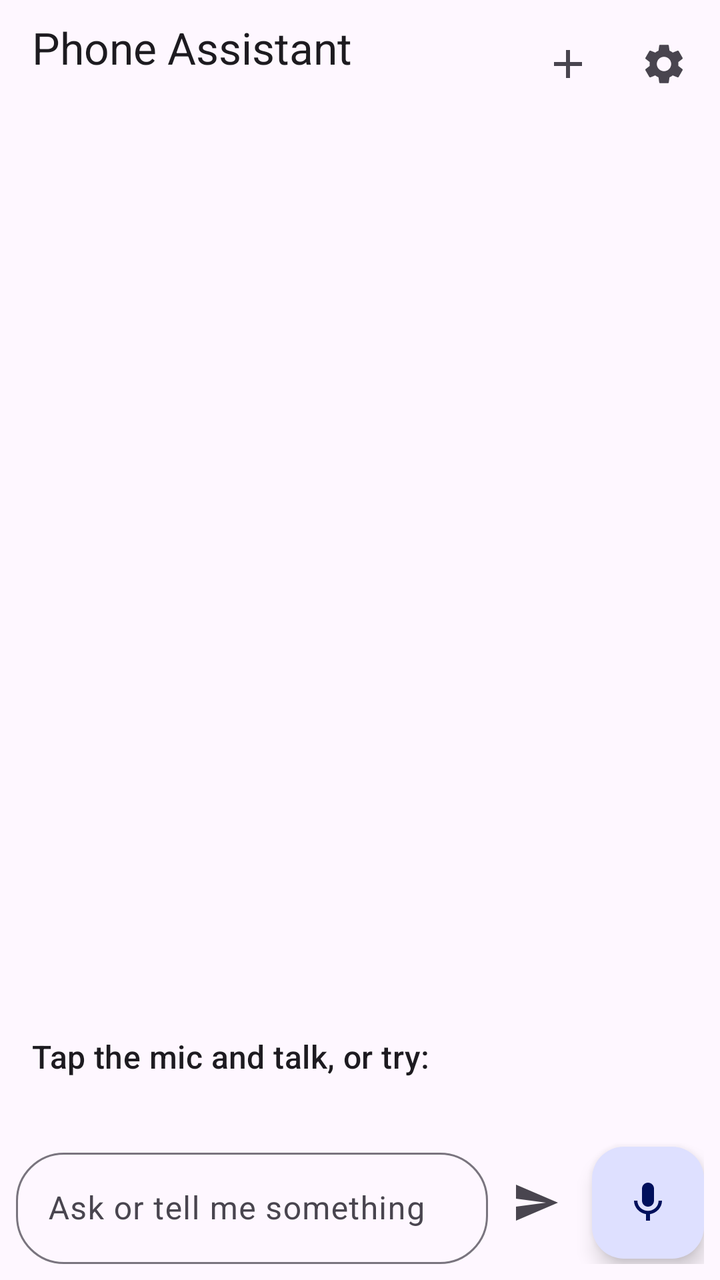
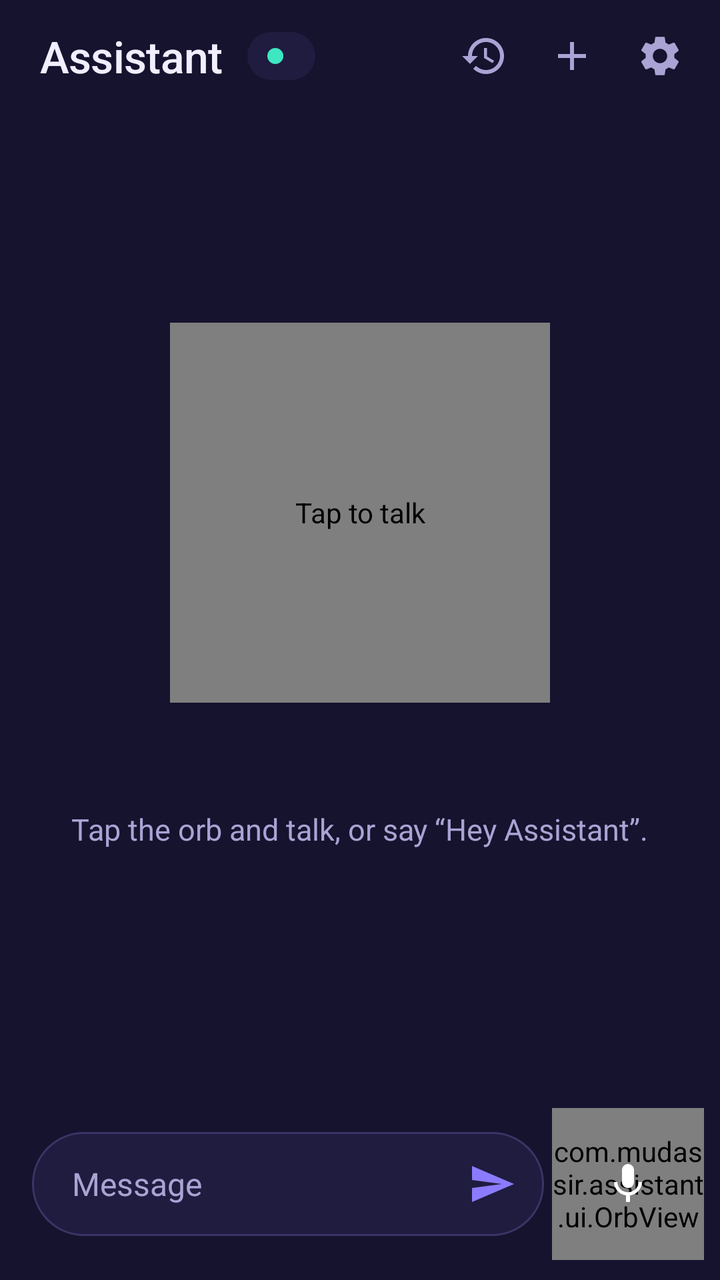

Screens rendered from an Android XML layout before and after an edit, with the pre-edit source and the edit as a unified diff.
<!-- AndroidManifest.xml: application theme Theme.Assistant -->
<!-- res/layout/activity_main.xml -->
<?xml version="1.0" encoding="utf-8"?>
<LinearLayout xmlns:android="http://schemas.android.com/apk/res/android"
    xmlns:app="http://schemas.android.com/apk/res-auto"
    android:id="@+id/root"
    android:layout_width="match_parent"
    android:layout_height="match_parent"
    android:orientation="vertical">

    
    <LinearLayout
        android:layout_width="match_parent"
        android:layout_height="wrap_content"
        android:gravity="center_vertical"
        android:orientation="horizontal"
        android:paddingStart="16dp"
        android:paddingTop="8dp"
        android:paddingEnd="4dp">

        <LinearLayout
            android:layout_width="0dp"
            android:layout_height="wrap_content"
            android:layout_weight="1"
            android:orientation="vertical">

            <TextView
                android:layout_width="wrap_content"
                android:layout_height="wrap_content"
                android:text="@string/app_name"
                android:textAppearance="?attr/textAppearanceTitleLarge" />

            <TextView
                android:id="@+id/statusText"
                android:layout_width="wrap_content"
                android:layout_height="wrap_content"
                android:textAppearance="?attr/textAppearanceBodySmall" />
        </LinearLayout>

        <ImageButton
            android:id="@+id/newChatButton"
            android:layout_width="48dp"
            android:layout_height="48dp"
            android:background="?attr/selectableItemBackgroundBorderless"
            android:contentDescription="New chat"
            android:src="@drawable/ic_add" />

        <ImageButton
            android:id="@+id/settingsButton"
            android:layout_width="48dp"
            android:layout_height="48dp"
            android:background="?attr/selectableItemBackgroundBorderless"
            android:contentDescription="Settings"
            android:src="@drawable/ic_settings" />
    </LinearLayout>

    
    <com.google.android.material.card.MaterialCardView
        android:id="@+id/modelBanner"
        style="@style/Widget.Material3.CardView.Filled"
        android:layout_width="match_parent"
        android:layout_height="wrap_content"
        android:layout_marginHorizontal="12dp"
        android:layout_marginTop="8dp"
        android:visibility="gone">

        <LinearLayout
            android:layout_width="match_parent"
            android:layout_height="wrap_content"
            android:orientation="vertical"
            android:padding="12dp">

            <LinearLayout
                android:layout_width="match_parent"
                android:layout_height="wrap_content"
                android:gravity="center_vertical"
                android:orientation="horizontal">

                <TextView
                    android:id="@+id/modelText"
                    android:layout_width="0dp"
                    android:layout_height="wrap_content"
                    android:layout_weight="1"
                    android:textAppearance="?attr/textAppearanceBodyMedium" />

                <com.google.android.material.button.MaterialButton
                    android:id="@+id/downloadButton"
                    style="@style/Widget.Material3.Button.TonalButton"
                    android:layout_width="wrap_content"
                    android:layout_height="wrap_content"
                    android:layout_marginStart="8dp"
                    android:text="Download" />
            </LinearLayout>

            <com.google.android.material.progressindicator.LinearProgressIndicator
                android:id="@+id/modelProgress"
                android:layout_width="match_parent"
                android:layout_height="wrap_content"
                android:layout_marginTop="8dp"
                android:max="100"
                android:visibility="gone" />
        </LinearLayout>
    </com.google.android.material.card.MaterialCardView>

    
    <FrameLayout
        android:layout_width="match_parent"
        android:layout_height="0dp"
        android:layout_weight="1">

        <androidx.recyclerview.widget.RecyclerView
            android:id="@+id/messages"
            android:layout_width="match_parent"
            android:layout_height="match_parent"
            android:clipToPadding="false"
            android:paddingVertical="8dp" />

        <LinearLayout
            android:id="@+id/emptyState"
            android:layout_width="match_parent"
            android:layout_height="wrap_content"
            android:layout_gravity="bottom"
            android:orientation="vertical"
            android:padding="16dp">

            <TextView
                android:layout_width="match_parent"
                android:layout_height="wrap_content"
                android:text="Tap the mic and talk, or try:"
                android:textAppearance="?attr/textAppearanceTitleMedium" />

            <com.google.android.material.chip.ChipGroup
                android:id="@+id/suggestions"
                android:layout_width="match_parent"
                android:layout_height="wrap_content"
                android:layout_marginTop="8dp" />
        </LinearLayout>
    </FrameLayout>

    
    <LinearLayout
        android:layout_width="match_parent"
        android:layout_height="wrap_content"
        android:gravity="center_vertical"
        android:orientation="horizontal"
        android:padding="8dp">

        <com.google.android.material.textfield.TextInputLayout
            style="@style/Widget.Material3.TextInputLayout.OutlinedBox"
            android:layout_width="0dp"
            android:layout_height="wrap_content"
            android:layout_weight="1"
            android:hint="Ask or tell me something"
            app:boxCornerRadiusBottomEnd="24dp"
            app:boxCornerRadiusBottomStart="24dp"
            app:boxCornerRadiusTopEnd="24dp"
            app:boxCornerRadiusTopStart="24dp">

            <com.google.android.material.textfield.TextInputEditText
                android:id="@+id/input"
                android:layout_width="match_parent"
                android:layout_height="wrap_content"
                android:imeOptions="actionSend"
                android:inputType="textCapSentences|textMultiLine"
                android:maxLines="4" />
        </com.google.android.material.textfield.TextInputLayout>

        <ImageButton
            android:id="@+id/sendButton"
            android:layout_width="48dp"
            android:layout_height="48dp"
            android:background="?attr/selectableItemBackgroundBorderless"
            android:contentDescription="Send"
            android:src="@drawable/ic_send" />

        <com.google.android.material.floatingactionbutton.FloatingActionButton
            android:id="@+id/micButton"
            android:layout_width="wrap_content"
            android:layout_height="wrap_content"
            android:layout_marginStart="4dp"
            android:contentDescription="Speak"
            android:src="@drawable/ic_mic" />
    </LinearLayout>
</LinearLayout>
<!-- resources referenced by this layout -->
<resources>
  <!-- drawable ic_add (drawable) -->
  <?xml version="1.0" encoding="utf-8"?>
  <vector xmlns:android="http://schemas.android.com/apk/res/android"
      android:width="24dp"
      android:height="24dp"
      android:tint="?attr/colorControlNormal"
      android:viewportWidth="24"
      android:viewportHeight="24">
      <path android:fillColor="@android:color/white" android:pathData="M19,13h-6v6h-2v-6H5v-2h6V5h2v6h6v2z" />
  </vector>
  <string name="app_name">Phone Assistant</string>
  <style name="Theme.Assistant" parent="Theme.Material3.DayNight.NoActionBar">
          <item name="colorPrimary">#3F51B5</item>
          <item name="colorOnPrimary">#FFFFFF</item>
          <item name="colorPrimaryContainer">#DEE0FF</item>
          <item name="colorOnPrimaryContainer">#00105C</item>
      </style>
  <!-- unchanged entries left out for length: 3 -->
</resources>

<!-- the commit's change to res/layout/activity_main.xml (unified diff, before → after) -->
@@ -4,7 +4,201 @@
     android:id="@+id/root"
     android:layout_width="match_parent"
     android:layout_height="match_parent"
+    android:background="@color/bg"
     android:orientation="vertical">
+
+    
+    <LinearLayout
+        android:layout_width="match_parent"
+        android:layout_height="56dp"
+        android:gravity="center_vertical"
+        android:orientation="horizontal"
+        android:paddingStart="20dp"
+        android:paddingEnd="8dp">
+
+        <TextView
+            android:layout_width="wrap_content"
+            android:layout_height="wrap_content"
+            android:text="Assistant"
+            android:textColor="@color/text"
+            android:textSize="22sp"
+            android:fontFamily="sans-serif-medium"
+            android:letterSpacing="-0.01" />
+
+        <LinearLayout
+            android:id="@+id/statusPill"
+            android:layout_width="wrap_content"
+            android:layout_height="24dp"
+            android:layout_marginStart="12dp"
+            android:background="@drawable/bg_status"
+            android:gravity="center_vertical"
+            android:orientation="horizontal"
+            android:paddingHorizontal="10dp">
+
+            <View
+                android:id="@+id/statusDot"
+                android:layout_width="8dp"
+                android:layout_height="8dp"
+                android:background="@drawable/dot" />
+
+            <TextView
+                android:id="@+id/statusText"
+                android:layout_width="wrap_content"
+                android:layout_height="wrap_content"
+                android:layout_marginStart="6dp"
+                android:textColor="@color/text_dim"
+                android:textSize="12sp" />
+        </LinearLayout>
+
+        <Space
+            android:layout_width="0dp"
+            android:layout_height="0dp"
+            android:layout_weight="1" />
+
+        <ImageButton
+            android:id="@+id/historyButton"
+            android:layout_width="44dp"
+            android:layout_height="44dp"
+            android:background="?attr/selectableItemBackgroundBorderless"
+            android:contentDescription="Chat history"
+            android:src="@drawable/ic_history"
+            app:tint="@color/text_dim" />
+
+        <ImageButton
+            android:id="@+id/newChatButton"
+            android:layout_width="44dp"
+            android:layout_height="44dp"
+            android:background="?attr/selectableItemBackgroundBorderless"
+            android:contentDescription="New chat"
+            android:src="@drawable/ic_add"
+            app:tint="@color/text_dim" />
+
+        <ImageButton
+            android:id="@+id/settingsButton"
+            android:layout_width="44dp"
+            android:layout_height="44dp"
+            android:background="?attr/selectableItemBackgroundBorderless"
+            android:contentDescription="Settings"
+            android:src="@drawable/ic_settings"
+            app:tint="@color/text_dim" />
+    </LinearLayout>
+
+    
+    <LinearLayout
+        android:id="@+id/modelBanner"
+        android:layout_width="match_parent"
+        android:layout_height="wrap_content"
+        android:layout_marginHorizontal="16dp"
+        android:layout_marginBottom="8dp"
+        android:background="@drawable/bg_banner"
+        android:orientation="vertical"
+        android:padding="14dp"
+        android:visibility="gone">
+
+        <LinearLayout
+            android:layout_width="match_parent"
+            android:layout_height="wrap_content"
+            android:gravity="center_vertical"
+            android:orientation="horizontal">
+
+            <TextView
+                android:id="@+id/modelText"
+                android:layout_width="0dp"
+                android:layout_height="wrap_content"
+                android:layout_weight="1"
+                android:lineSpacingExtra="2dp"
+                android:textColor="@color/text"
+                android:textSize="14sp" />
+
+            <com.google.android.material.button.MaterialButton
+                android:id="@+id/downloadButton"
+                android:layout_width="wrap_content"
+                android:layout_height="wrap_content"
+                android:layout_marginStart="12dp"
+                android:text="Download"
+                app:backgroundTint="@color/violet" />
+        </LinearLayout>
+
+        <com.google.android.material.progressindicator.LinearProgressIndicator
+            android:id="@+id/modelProgress"
+            android:layout_width="match_parent"
+            android:layout_height="wrap_content"
+            android:layout_marginTop="10dp"
+            android:max="100"
+            android:visibility="gone"
+            app:indicatorColor="@color/teal"
+            app:trackColor="@color/outline"
+            app:trackCornerRadius="4dp" />
+    </LinearLayout>
+
+    <FrameLayout
+        android:layout_width="match_parent"
+        android:layout_height="0dp"
+        android:layout_weight="1">
+
+        <androidx.recyclerview.widget.RecyclerView
+            android:id="@+id/messages"
+            android:layout_width="match_parent"
+            android:layout_height="match_parent"
+            android:clipToPadding="false"
+            android:paddingTop="4dp"
+            android:paddingBottom="12dp" />
+
+        
+        <LinearLayout
+            android:id="@+id/emptyState"
+            android:layout_width="match_parent"
+            android:layout_height="match_parent"
+            android:gravity="center"
+            android:orientation="vertical"
+            android:paddingHorizontal="24dp">
+
+            <com.mudassir.assistant.ui.OrbView
+                android:id="@+id/bigOrb"
+                android:layout_width="190dp"
+                android:layout_height="190dp"
+                android:contentDescription="Tap to talk" />
+
+            <TextView
+                android:id="@+id/greeting"
+                android:layout_width="wrap_content"
+                android:layout_height="wrap_content"
+                android:layout_marginTop="12dp"
+                android:fontFamily="sans-serif-medium"
+                android:gravity="center"
+                android:textColor="@color/text"
+                android:textSize="26sp" />
+
+            <TextView
+                android:id="@+id/hint"
+                android:layout_width="wrap_content"
+                android:layout_height="wrap_content"
+                android:layout_marginTop="6dp"
+                android:gravity="center"
+                android:text="Tap the orb and talk, or say “Hey Assistant”."
+                android:textColor="@color/text_dim"
+                android:textSize="15sp" />
+
+            <com.google.android.material.chip.ChipGroup
+                android:id="@+id/suggestions"
+                android:layout_width="wrap_content"
+                android:layout_height="wrap_content"
+                android:layout_marginTop="24dp"
+                app:chipSpacingHorizontal="8dp"
+                app:singleLine="false" />
+        </LinearLayout>
+    </FrameLayout>
+
+    
+    <TextView
+        android:id="@+id/liveText"
+        android:layout_width="match_parent"
+        android:layout_height="wrap_content"
+        android:paddingHorizontal="24dp"
+        android:paddingBottom="8dp"
+        android:textColor="@color/teal"
+        android:textSize="17sp"
+        android:visibility="gone" />
 
     
     <LinearLayout
@@ -13,170 +207,66 @@
         android:gravity="center_vertical"
         android:orientation="horizontal"
         android:paddingStart="16dp"
-        android:paddingTop="8dp"
-        android:paddingEnd="4dp">
+        android:paddingEnd="8dp"
+        android:paddingBottom="10dp">
 
         <LinearLayout
             android:layout_width="0dp"
             android:layout_height="wrap_content"
             android:layout_weight="1"
-            android:orientation="vertical">
-
-            <TextView
-                android:layout_width="wrap_content"
-                android:layout_height="wrap_content"
-                android:text="@string/app_name"
-                android:textAppearance="?attr/textAppearanceTitleLarge" />
-
-            <TextView
-                android:id="@+id/statusText"
-                android:layout_width="wrap_content"
-                android:layout_height="wrap_content"
-                android:textAppearance="?attr/textAppearanceBodySmall" />
-        </LinearLayout>
-
-        <ImageButton
-            android:id="@+id/newChatButton"
-            android:layout_width="48dp"
-            android:layout_height="48dp"
-            android:background="?attr/selectableItemBackgroundBorderless"
-            android:contentDescription="New chat"
-            android:src="@drawable/ic_add" />
-
-        <ImageButton
-            android:id="@+id/settingsButton"
-            android:layout_width="48dp"
-            android:layout_height="48dp"
-            android:background="?attr/selectableItemBackgroundBorderless"
-            android:contentDescription="Settings"
-            android:src="@drawable/ic_settings" />
-    </LinearLayout>
-
-    
-    <com.google.android.material.card.MaterialCardView
-        android:id="@+id/modelBanner"
-        style="@style/Widget.Material3.CardView.Filled"
-        android:layout_width="match_parent"
-        android:layout_height="wrap_content"
-        android:layout_marginHorizontal="12dp"
-        android:layout_marginTop="8dp"
-        android:visibility="gone">
-
-        <LinearLayout
-            android:layout_width="match_parent"
-            android:layout_height="wrap_content"
-            android:orientation="vertical"
-            android:padding="12dp">
-
-            <LinearLayout
-                android:layout_width="match_parent"
-                android:layout_height="wrap_content"
-                android:gravity="center_vertical"
-                android:orientation="horizontal">
-
-                <TextView
-                    android:id="@+id/modelText"
-                    android:layout_width="0dp"
-                    android:layout_height="wrap_content"
-                    android:layout_weight="1"
-                    android:textAppearance="?attr/textAppearanceBodyMedium" />
-
-                <com.google.android.material.button.MaterialButton
-                    android:id="@+id/downloadButton"
-                    style="@style/Widget.Material3.Button.TonalButton"
-                    android:layout_width="wrap_content"
-                    android:layout_height="wrap_content"
-                    android:layout_marginStart="8dp"
-                    android:text="Download" />
-            </LinearLayout>
-
-            <com.google.android.material.progressindicator.LinearProgressIndicator
-                android:id="@+id/modelProgress"
-                android:layout_width="match_parent"
-                android:layout_height="wrap_content"
-                android:layout_marginTop="8dp"
-                android:max="100"
-                android:visibility="gone" />
-        </LinearLayout>
-    </com.google.android.material.card.MaterialCardView>
-
-    
-    <FrameLayout
-        android:layout_width="match_parent"
-        android:layout_height="0dp"
-        android:layout_weight="1">
-
-        <androidx.recyclerview.widget.RecyclerView
-            android:id="@+id/messages"
-            android:layout_width="match_parent"
-            android:layout_height="match_parent"
-            android:clipToPadding="false"
-            android:paddingVertical="8dp" />
-
-        <LinearLayout
-            android:id="@+id/emptyState"
-            android:layout_width="match_parent"
-            android:layout_height="wrap_content"
-            android:layout_gravity="bottom"
-            android:orientation="vertical"
-            android:padding="16dp">
-
-            <TextView
-                android:layout_width="match_parent"
-                android:layout_height="wrap_content"
-                android:text="Tap the mic and talk, or try:"
-                android:textAppearance="?attr/textAppearanceTitleMedium" />
-
-            <com.google.android.material.chip.ChipGroup
-                android:id="@+id/suggestions"
-                android:layout_width="match_parent"
-                android:layout_height="wrap_content"
-                android:layout_marginTop="8dp" />
-        </LinearLayout>
-    </FrameLayout>
-
-    
-    <LinearLayout
-        android:layout_width="match_parent"
-        android:layout_height="wrap_content"
-        android:gravity="center_vertical"
-        android:orientation="horizontal"
-        android:padding="8dp">
-
-        <com.google.android.material.textfield.TextInputLayout
-            style="@style/Widget.Material3.TextInputLayout.OutlinedBox"
-            android:layout_width="0dp"
-            android:layout_height="wrap_content"
-            android:layout_weight="1"
-            android:hint="Ask or tell me something"
-            app:boxCornerRadiusBottomEnd="24dp"
-            app:boxCornerRadiusBottomStart="24dp"
-            app:boxCornerRadiusTopEnd="24dp"
-            app:boxCornerRadiusTopStart="24dp">
-
-            <com.google.android.material.textfield.TextInputEditText
+            android:background="@drawable/bg_pill"
+            android:gravity="center_vertical"
+            android:minHeight="52dp"
+            android:orientation="horizontal"
+            android:paddingStart="20dp"
+            android:paddingEnd="4dp">
+
+            <EditText
                 android:id="@+id/input"
-                android:layout_width="match_parent"
-                android:layout_height="wrap_content"
+                android:layout_width="0dp"
+                android:layout_height="wrap_content"
+                android:layout_weight="1"
+                android:background="@null"
+                android:hint="Message"
                 android:imeOptions="actionSend"
                 android:inputType="textCapSentences|textMultiLine"
-                android:maxLines="4" />
-        </com.google.android.material.textfield.TextInputLayout>
-
-        <ImageButton
-            android:id="@+id/sendButton"
-            android:layout_width="48dp"
-            android:layout_height="48dp"
-            android:background="?attr/selectableItemBackgroundBorderless"
-            android:contentDescription="Send"
-            android:src="@drawable/ic_send" />
-
-        <com.google.android.material.floatingactionbutton.FloatingActionButton
-            android:id="@+id/micButton"
-            android:layout_width="wrap_content"
-            android:layout_height="wrap_content"
+                android:maxLines="4"
+                android:paddingVertical="12dp"
+                android:textColor="@color/text"
+                android:textColorHint="@color/text_dim"
+                android:textSize="16sp" />
+
+            <ImageButton
+                android:id="@+id/sendButton"
+                android:layout_width="44dp"
+                android:layout_height="44dp"
+                android:background="?attr/selectableItemBackgroundBorderless"
+                android:contentDescription="Send"
+                android:src="@drawable/ic_send"
+                app:tint="@color/violet" />
+        </LinearLayout>
+
+        <FrameLayout
+            android:id="@+id/micArea"
+            android:layout_width="76dp"
+            android:layout_height="76dp"
             android:layout_marginStart="4dp"
-            android:contentDescription="Speak"
-            android:src="@drawable/ic_mic" />
+            android:contentDescription="Speak">
+
+            <com.mudassir.assistant.ui.OrbView
+                android:id="@+id/orb"
+                android:layout_width="match_parent"
+                android:layout_height="match_parent"
+                android:importantForAccessibility="no" />
+
+            <ImageView
+                android:id="@+id/micIcon"
+                android:layout_width="24dp"
+                android:layout_height="24dp"
+                android:layout_gravity="center"
+                android:importantForAccessibility="no"
+                android:src="@drawable/ic_mic"
+                app:tint="#FFFFFF" />
+        </FrameLayout>
     </LinearLayout>
 </LinearLayout>
<!-- resource entries referenced after the edit -->
@@ -1,5 +1,36 @@
 <!-- resources referenced by this layout -->
 <resources>
+  <color name="bg">#15132E</color>
+  <color name="outline">#3A3566</color>
+  <color name="teal">#3EE6C1</color>
+  <color name="text">#F1EEFF</color>
+  <color name="text_dim">#A9A4D4</color>
+  <color name="violet">#8B7BFF</color>
+  <!-- drawable bg_banner (drawable) -->
+  <?xml version="1.0" encoding="utf-8"?>
+  <shape xmlns:android="http://schemas.android.com/apk/res/android">
+      <solid android:color="@color/surface_high" />
+      <corners android:radius="20dp" />
+  </shape>
+  <!-- drawable bg_pill (drawable) -->
+  <?xml version="1.0" encoding="utf-8"?>
+  <shape xmlns:android="http://schemas.android.com/apk/res/android">
+      <solid android:color="@color/surface" />
+      <stroke android:width="1dp" android:color="@color/outline" />
+      <corners android:radius="28dp" />
+  </shape>
+  <!-- drawable bg_status (drawable) -->
+  <?xml version="1.0" encoding="utf-8"?>
+  <shape xmlns:android="http://schemas.android.com/apk/res/android">
+      <solid android:color="@color/surface" />
+      <corners android:radius="12dp" />
+  </shape>
+  <!-- drawable dot (drawable) -->
+  <?xml version="1.0" encoding="utf-8"?>
+  <shape xmlns:android="http://schemas.android.com/apk/res/android" android:shape="oval">
+      <solid android:color="@color/teal" />
+      <size android:width="8dp" android:height="8dp" />
+  </shape>
   <!-- drawable ic_add (drawable) -->
   <?xml version="1.0" encoding="utf-8"?>
   <vector xmlns:android="http://schemas.android.com/apk/res/android"
@@ -10,13 +41,42 @@
       android:viewportHeight="24">
       <path android:fillColor="@android:color/white" android:pathData="M19,13h-6v6h-2v-6H5v-2h6V5h2v6h6v2z" />
   </vector>
-  <string name="app_name">Phone Assistant</string>
-  <style name="Theme.Assistant" parent="Theme.Material3.DayNight.NoActionBar">
-          <item name="colorPrimary">#3F51B5</item>
-          <item name="colorOnPrimary">#FFFFFF</item>
-          <item name="colorPrimaryContainer">#DEE0FF</item>
-          <item name="colorOnPrimaryContainer">#00105C</item>
+  <!-- drawable ic_history (drawable) -->
+  <?xml version="1.0" encoding="utf-8"?>
+  <vector xmlns:android="http://schemas.android.com/apk/res/android"
+      android:width="24dp"
+      android:height="24dp"
+      android:tint="?attr/colorControlNormal"
+      android:viewportWidth="24"
+      android:viewportHeight="24">
+      <path android:fillColor="@android:color/white" android:pathData="M13,3c-4.97,0 -9,4.03 -9,9L1,12l3.89,3.89 0.07,0.14L9,12L6,12c0,-3.87 3.13,-7 7,-7s7,3.13 7,7 -3.13,7 -7,7c-1.93,0 -3.68,-0.79 -4.94,-2.06l-1.42,1.42C8.27,19.99 10.51,21 13,21c4.97,0 9,-4.03 9,-9s-4.03,-9 -9,-9zM12,8v5l4.28,2.54 0.72,-1.21 -3.5,-2.08L13.5,8L12,8z" />
+  </vector>
+  <style name="Theme.Assistant" parent="Theme.Material3.Dark.NoActionBar">
+          <item name="colorPrimary">@color/violet</item>
+          <item name="colorOnPrimary">#120C3A</item>
+          <item name="colorPrimaryContainer">@color/user_bubble</item>
+          <item name="colorOnPrimaryContainer">@color/text</item>
+          <item name="colorSecondary">@color/teal</item>
+          <item name="colorOnSecondary">#002B22</item>
+          <item name="colorSurface">@color/bg</item>
+          <item name="colorOnSurface">@color/text</item>
+          <item name="colorOnSurfaceVariant">@color/text_dim</item>
+          <item name="colorSurfaceContainer">@color/surface</item>
+          <item name="colorSurfaceContainerHigh">@color/surface_high</item>
+          <item name="colorSurfaceContainerHighest">@color/surface_high</item>
+          <item name="colorOutline">@color/outline</item>
+          <item name="android:colorBackground">@color/bg</item>
+          <item name="android:windowBackground">@color/bg</item>
+          <item name="android:statusBarColor">@color/bg</item>
+          <item name="android:navigationBarColor">@color/bg</item>
+          <item name="android:windowLightStatusBar">false</item>
+          <item name="android:textColorPrimary">@color/text</item>
+          <item name="android:textColorSecondary">@color/text_dim</item>
+          <item name="android:textColorHint">@color/text_dim</item>
       </style>
+  <color name="surface_high">#2A2655</color>
+  <color name="surface">#1F1C3F</color>
+  <color name="user_bubble">#3B3478</color>
   <!-- unchanged entries left out for length: 3 -->
 </resources>
 
